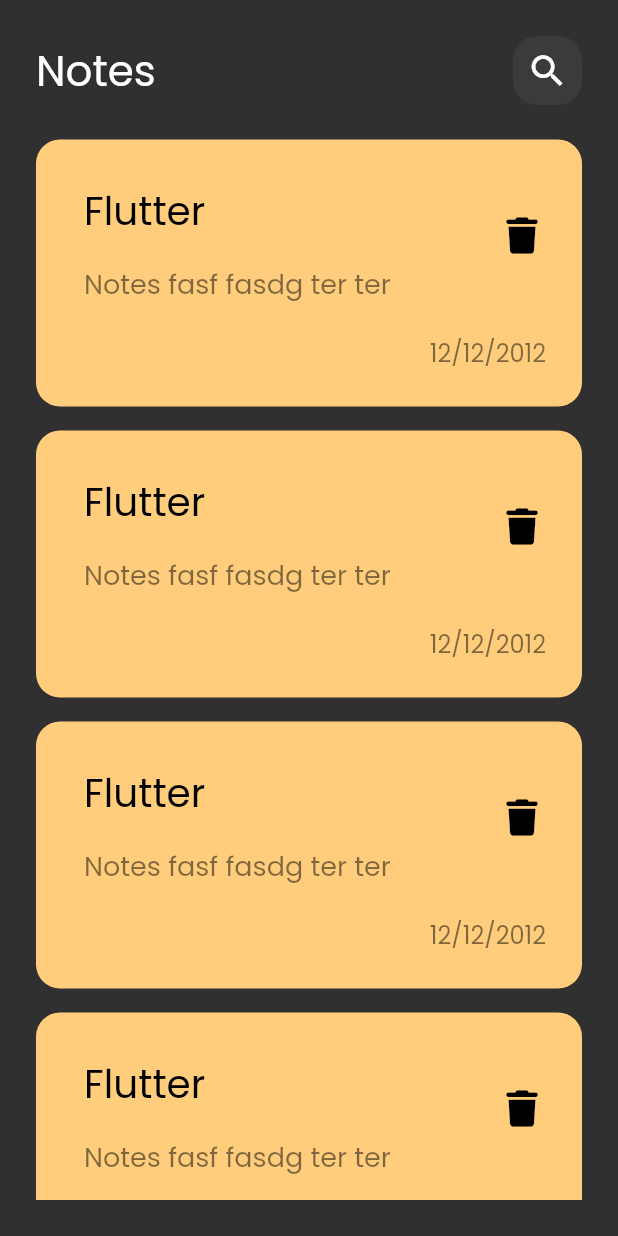
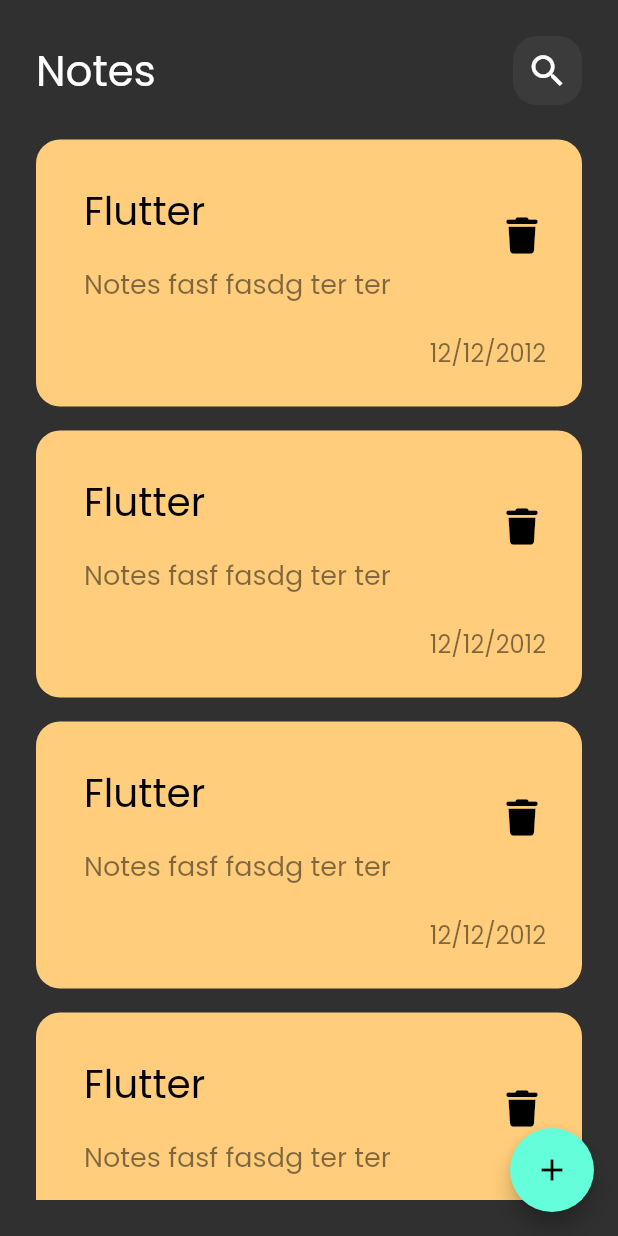
Before and after one commit to ahmedalgzery/Notes-App, a Flutter app: the screen it shows after launch, on a phone screen of 412 x 824 dp. Run offline on Flutter 3.47's test engine with Material 2 defaults, Android fonts, the phone set to English and light mode, and no system bars; our stand-ins replace font_awesome_flutter.

Commit message:
add Floating Action Button

```diff
--- a/lib/main.dart
+++ b/lib/main.dart
@@ -18,8 +18,12 @@ class NotesApp extends StatelessWidget {
           // colorScheme: ColorScheme.fromSeed(seedColor: Colors.deepPurple),
           //useMaterial3: true,
           ),
-      home: const Scaffold(
-        body: NotesView(),
+      home: Scaffold(
+        floatingActionButton: FloatingActionButton(
+          onPressed: () {},
+          child: const Icon(Icons.add),
+        ),
+        body: const NotesView(),
       ),
     );
   }
```
